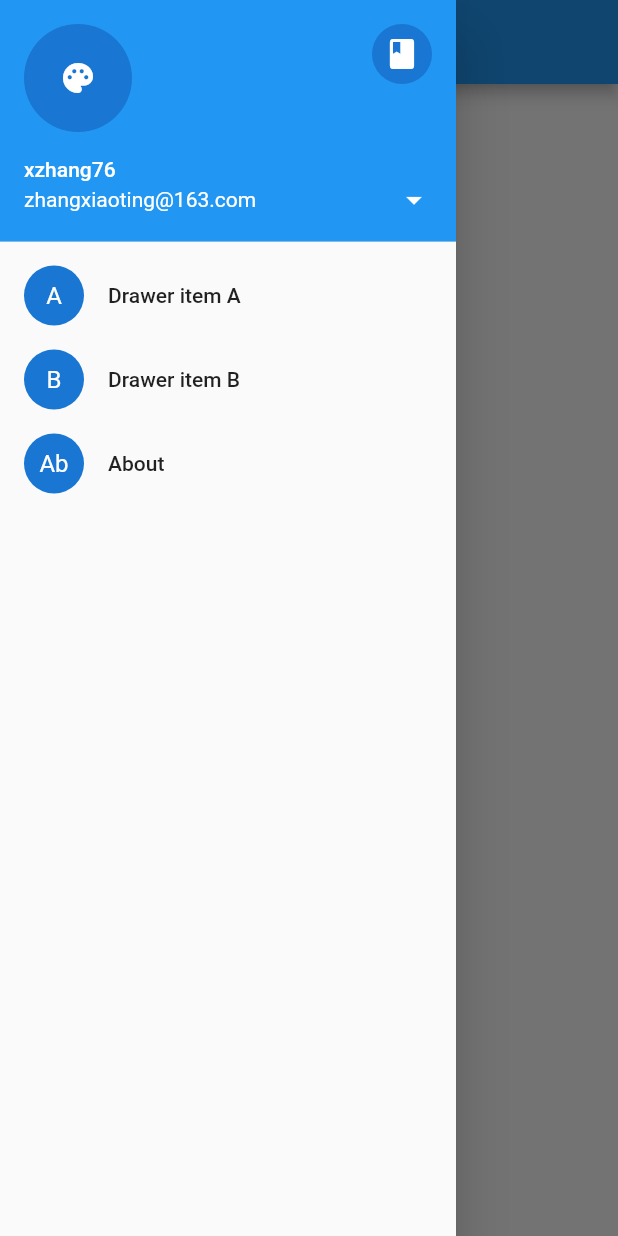
After one commit to xzhang76/FirstFlutterApp, a Flutter app: the MyHomePageWidget screen opened directly, with the side drawer open, on a phone screen of 412 x 824 dp. The commit adds this screen. Run offline on Flutter 3.47's test engine with Material 2 defaults, Android fonts, the phone set to English and light mode, and no system bars.

Commit message:
Drawer Demo

```diff
--- /dev/null
+++ b/lib/drawer/MyHomeDrawer.dart
@@ -0,0 +1,54 @@
+import 'package:flutter/material.dart';
+
+class HomeDrawer {
+  static Widget homeDrawer() {
+    return new ListView(
+      padding: const EdgeInsets.only(),
+      children: <Widget>[
+        _drawerHeader(),
+        new ClipRect(
+          child: new ListTile(
+            leading: new CircleAvatar(child: new Text("A")),
+            title: new Text('Drawer item A'),
+            onTap: () => {},
+          ),
+        ),
+        new ListTile(
+          leading: new CircleAvatar(child: new Text("B")),
+          title: new Text('Drawer item B'),
+          onTap: () => {},
+        ),
+        new AboutListTile(
+          icon: new CircleAvatar(child: new Text("Ab")),
+          child: new Text("About"),
+          applicationName: "Test",
+          applicationVersion: "1.0",
+          applicationIcon: new Icon(Icons.label),
+          applicationLegalese: "applicationLegalese",
+          aboutBoxChildren: <Widget>[
+            new Text("BoxChildren"),
+            new Text("box child 2")
+          ],
+        ),
+      ],
+    );
+  }
+
+  static Widget _drawerHeader() {
+    return new UserAccountsDrawerHeader(
+      accountName: new Text(
+        'xzhang76',
+      ),
+      accountEmail: new Text('zhangxiaoting@163.com'),
+      currentAccountPicture: new CircleAvatar(
+        child: new Icon(Icons.palette),
+      ),
+      onDetailsPressed: () {},
+      otherAccountsPictures: <Widget>[
+        new CircleAvatar(
+          child: new Icon(Icons.book),
+        ),
+      ],
+    );
+  }
+}
--- /dev/null
+++ b/lib/drawer/MyHomePage.dart
@@ -0,0 +1,57 @@
+import 'package:flutter/material.dart';
+
+import 'MyHomeDrawer.dart';
+
+class MyHomePageWidget extends StatefulWidget {
+  const MyHomePageWidget({Key key}) : super(key: key);
+
+  @override
+  State<StatefulWidget> createState() {
+    return new _MyHomePageWidgetState();
+  }
+}
+
+class _MyHomePageWidgetState extends State<MyHomePageWidget> {
+  @override
+  Widget build(BuildContext context) {
+    return new Scaffold(
+      appBar: AppBar(
+        title: new Text('Drawer Demo'),
+      ),
+      body: new Center(
+        child: new Column(
+          mainAxisSize: MainAxisSize.min,
+          children: <Widget>[
+            const RaisedButton(
+              onPressed: null,
+              child: Text('Disabled Button', style: TextStyle(fontSize: 10)),
+            ),
+            const SizedBox(height: 30),
+            new RaisedButton(
+                onPressed: () {},
+                child: Text('enabled Button', style: TextStyle(fontSize: 10))),
+            const SizedBox(height: 30),
+            new RaisedButton(
+              onPressed: () {},
+              textColor: Colors.white,
+              padding: const EdgeInsets.all(0.0),
+              child: new Container(
+                  decoration: const BoxDecoration(
+                      gradient: LinearGradient(colors: <Color>[
+                        Color(0xFF0D47A1),
+                        Color(0xFF1976D2),
+                        Color(0xFF42A5F5),
+                      ])),
+                  padding: const EdgeInsets.all(15.0),
+                  child: new Text('Gradient Button',
+                      style: TextStyle(fontSize: 10))),
+            ),
+          ],
+        ),
+      ),
+      drawer: new Drawer(
+        child: HomeDrawer.homeDrawer(),
+      ),
+    );
+  }
+}
--- a/lib/listItem.dart
+++ b/lib/listItem.dart
@@ -15,4 +15,5 @@ const List<ListItem> itemList = const <ListItem>[
   const ListItem(title: 'BottomBarWithText', icon: Icons.book),
   const ListItem(title: 'RaisedButton', icon: Icons.restaurant),
   const ListItem(title: 'IconButton', icon: Icons.import_contacts),
+  const ListItem(title: 'Drawer', icon: Icons.cloud_done),
 ];
--- a/lib/main.dart
+++ b/lib/main.dart
@@ -8,6 +8,7 @@ import 'appbar/tabbedAppbar.dart';
 import 'bottombar/bottomBar.dart';
 import 'button/iconButton.dart';
 import 'button/myRaisedButton.dart';
+import 'drawer/MyHomePage.dart';
 
 
 void main() => runApp(new BasicAppBarSample());
@@ -74,6 +75,8 @@ Widget _buildRow(ListItem item, BuildContext context, int index) {
         raisedButtonDemo(context);
       } else if(index == 6) {
         iconButtonDemo(context);
+      } else if(index == 7) {
+        drawerDemo(context);
       }
     },
   );
@@ -120,3 +123,9 @@ void iconButtonDemo(BuildContext context) {
     return new MyIconButton();
   }));
 }
+
+void drawerDemo(BuildContext context) {
+  Navigator.push(context, MaterialPageRoute(builder: (context) {
+    return new MyHomePageWidget();
+  }));
+}
```
